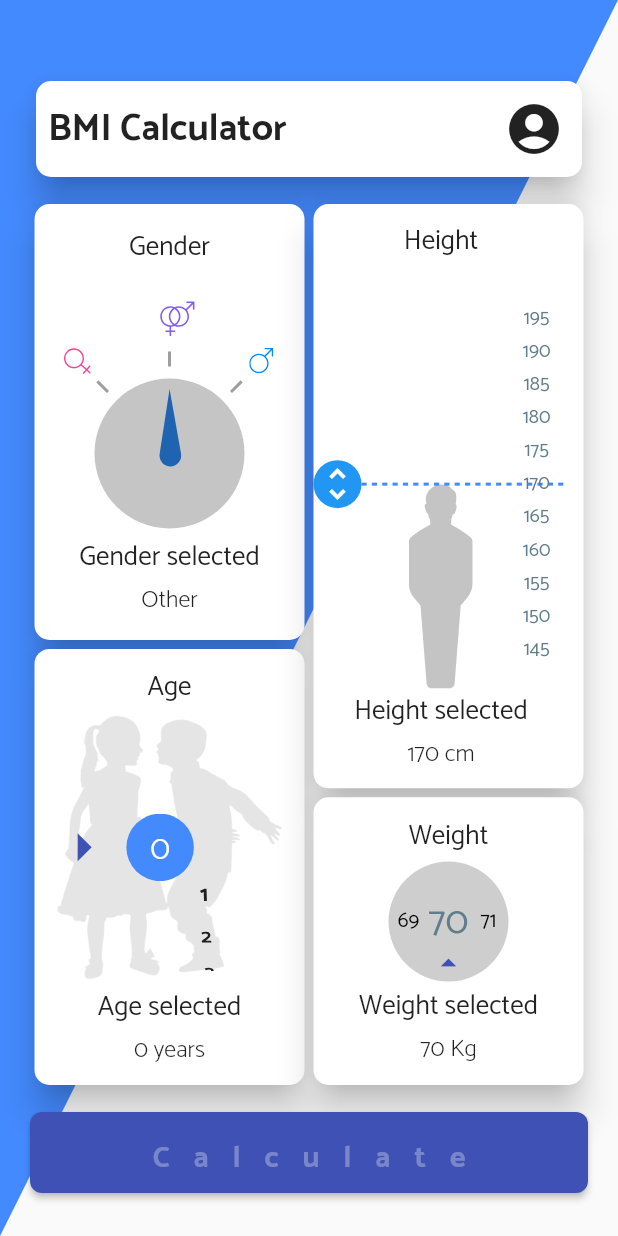
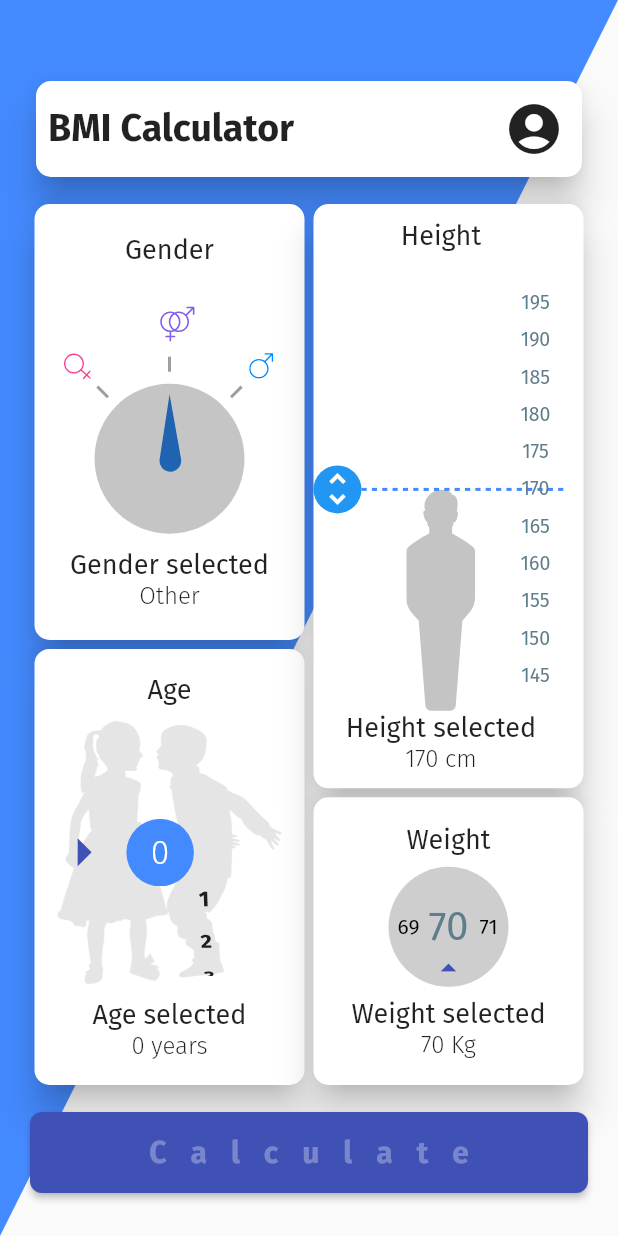
Before and after one commit to FabianVarela/bmi_calculator, a Flutter app: the screen it shows after launch, on a phone screen of 412 x 824 dp. Run offline on Flutter 3.47's test engine with Material 2 defaults, Android fonts, the phone set to English and light mode, and no system bars; our stand-ins replace flutter_svg.

Commit message:
Change font family

```diff
--- a/lib/main.dart
+++ b/lib/main.dart
@@ -14,7 +14,7 @@ class _MyAppState extends State<MyApp> {
   Widget build(BuildContext context) {
     return MaterialApp(
       title: 'BMI',
-      theme: ThemeData(fontFamily: 'Catamaran'),
+      theme: ThemeData(fontFamily: 'FiraSans'),
       home: Builder(builder: (BuildContext context) {
         final double width = MediaQuery.of(context).size.width;
         final double height = MediaQuery.of(context).size.height;
```
Also changed, not shown: pubspec.yaml (+5 -5 lines), assets/fonts/Catamaran-Bold.ttf (deleted), assets/fonts/Catamaran-Light.ttf (deleted), assets/fonts/Catamaran-Regular.ttf (deleted), assets/fonts/Catamaran-Thin.ttf (deleted), assets/fonts/FiraSans-Bold.ttf (added), assets/fonts/FiraSans-Light.ttf (added), assets/fonts/FiraSans-Regular.ttf (added), assets/fonts/FiraSans-Thin.ttf (added).
